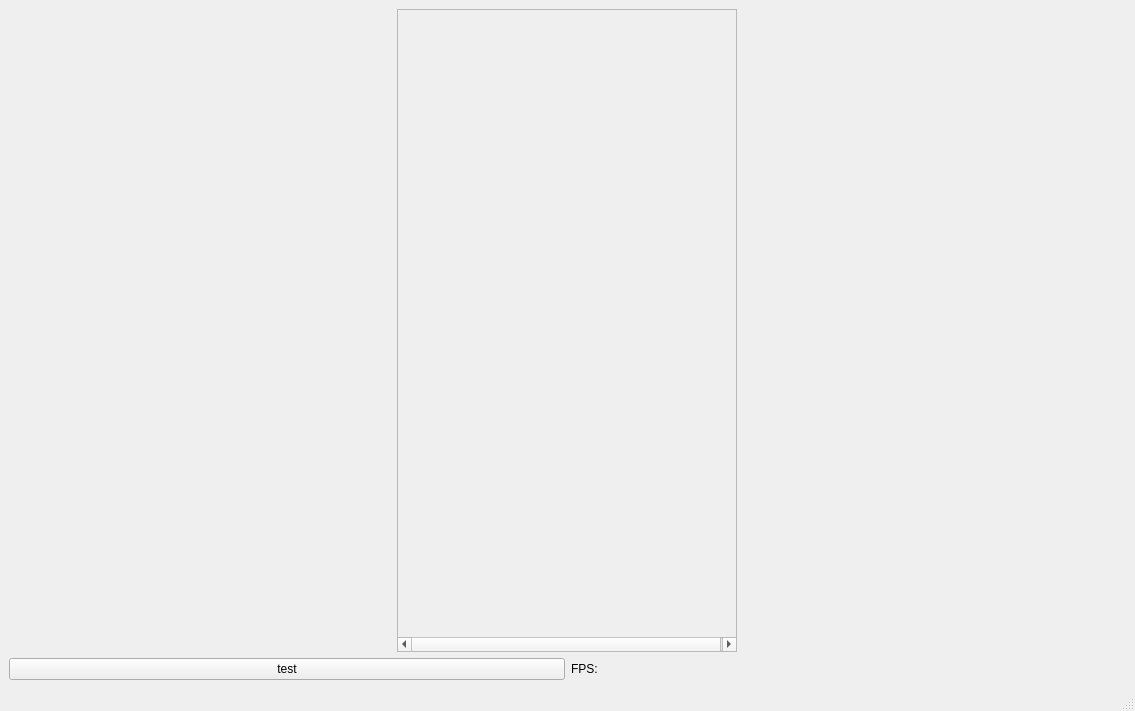
Above: mainwindow.ui from jsjsjs000/imx8mp_qt_ar0521_isp_tool before the change. Below: the same form after it.
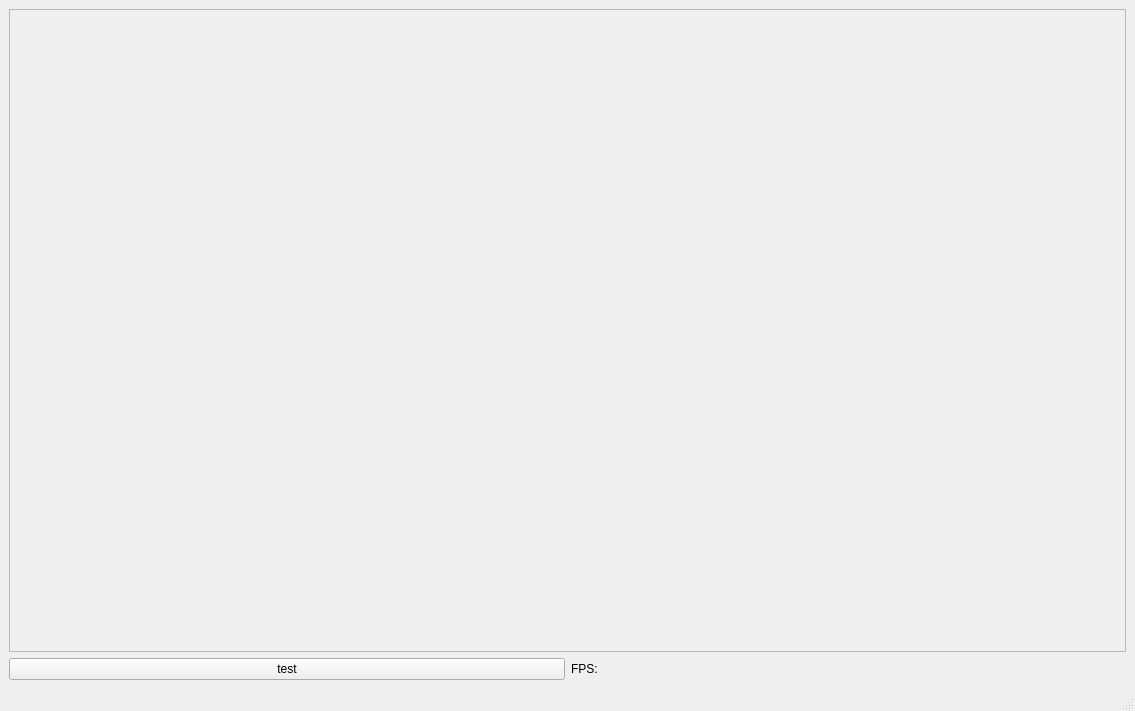
That is the form after the change.

```diff
--- a/mainwindow.ui
+++ b/mainwindow.ui
@@ -27,13 +27,13 @@
         </property>
         <property name="minimumSize">
          <size>
-          <width>340</width>
-          <height>300</height>
+          <width>360</width>
+          <height>0</height>
          </size>
         </property>
         <property name="maximumSize">
          <size>
-          <width>340</width>
+          <width>16777215</width>
           <height>16777215</height>
          </size>
         </property>
@@ -45,14 +45,26 @@
           <rect>
            <x>0</x>
            <y>0</y>
-           <width>340</width>
+           <width>553</width>
            <height>614</height>
           </rect>
          </property>
+         <property name="sizePolicy">
+          <sizepolicy hsizetype="Preferred" vsizetype="Expanding">
+           <horstretch>0</horstretch>
+           <verstretch>0</verstretch>
+          </sizepolicy>
+         </property>
          <property name="minimumSize">
           <size>
            <width>340</width>
-           <height>300</height>
+           <height>0</height>
+          </size>
+         </property>
+         <property name="baseSize">
+          <size>
+           <width>340</width>
+           <height>0</height>
           </size>
          </property>
          <layout class="QGridLayout" name="gridLayout">
```
